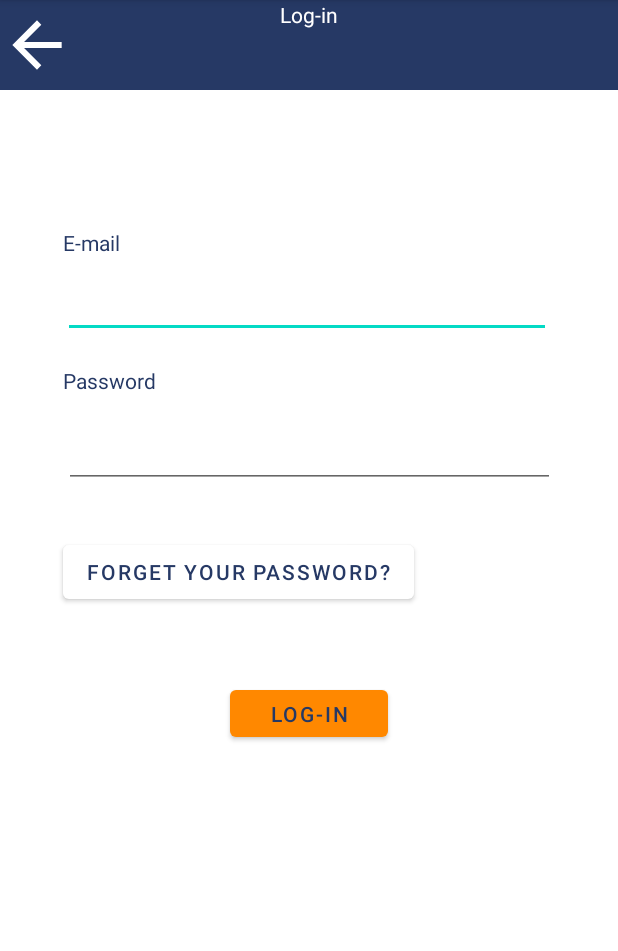
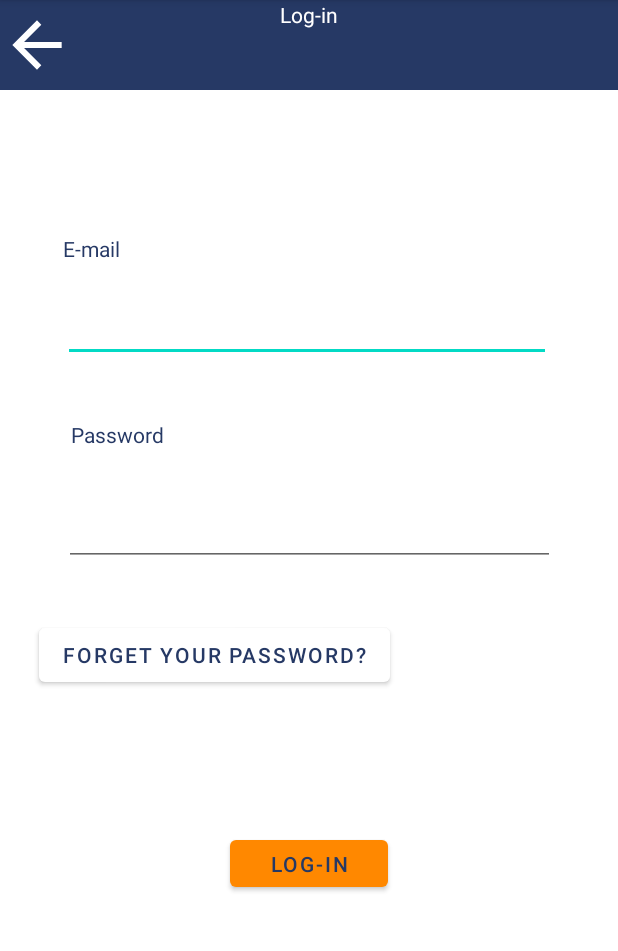
Before and after one commit to CyberSafe-gp/CyberSafeRepositry, an Android app: the ParentLogin screen opened directly, with no data from a screen before it, on a phone screen of 412 x 824 dp, the part 84-1035 px from its top. Run offline under Robolectric (Android 15) with nearby library versions, the phone set to English and light mode, and no system bars; our stand-ins replace Firebase (no records; nobody signed in at launch, a user with empty details on screens opened directly); libraries missing offline, so code that uses them is left out: com.onesignal.

Commit message:
luluus run

```diff
--- a/app/src/main/res/layout/activity_parent_login.xml
+++ b/app/src/main/res/layout/activity_parent_login.xml
@@ -45,7 +45,7 @@
         android:id="@+id/textView11"
         android:layout_width="140dp"
         android:layout_height="23dp"
-        android:layout_marginTop="92dp"
+        android:layout_marginTop="96dp"
         android:background="@color/white"
         android:text="E-mail"
         android:textColor="@color/blue"
@@ -58,11 +58,11 @@
         android:id="@+id/textView12"
         android:layout_width="140dp"
         android:layout_height="23dp"
-        android:layout_marginTop="184dp"
+        android:layout_marginTop="220dp"
         android:text="Password"
         android:textColor="@color/blue"
         app:layout_constraintEnd_toEndOf="parent"
-        app:layout_constraintHorizontal_bias="0.154"
+        app:layout_constraintHorizontal_bias="0.173"
         app:layout_constraintStart_toStartOf="parent"
         app:layout_constraintTop_toBottomOf="@+id/toolbar3" />
 
@@ -77,13 +77,13 @@
         app:layout_constraintEnd_toEndOf="parent"
         app:layout_constraintStart_toStartOf="parent"
         app:layout_constraintTop_toBottomOf="@+id/toolbar3"
-        app:layout_constraintVertical_bias="0.593" />
+        app:layout_constraintVertical_bias="0.743" />
 
     <EditText
         android:id="@+id/editTextTextEmailAddress"
         android:layout_width="325dp"
         android:layout_height="33dp"
-        android:layout_marginTop="132dp"
+        android:layout_marginTop="148dp"
         android:ems="10"
         android:inputType="textEmailAddress"
         app:layout_constraintEnd_toEndOf="parent"
@@ -101,14 +101,14 @@
         app:layout_constraintEnd_toEndOf="parent"
         app:layout_constraintStart_toStartOf="parent"
         app:layout_constraintTop_toBottomOf="@+id/toolbar3"
-        app:layout_constraintVertical_bias="0.345" />
+        app:layout_constraintVertical_bias="0.422" />
 
     <Button
         android:id="@+id/buttonForget"
         android:layout_width="wrap_content"
         android:layout_height="wrap_content"
-        android:layout_marginEnd="136dp"
-        android:layout_marginRight="136dp"
+        android:layout_marginEnd="152dp"
+        android:layout_marginRight="152dp"
         android:text="Forget your Password?"
         android:textColor="@color/blue"
 
@@ -116,6 +116,6 @@
         app:layout_constraintBottom_toBottomOf="parent"
         app:layout_constraintEnd_toEndOf="parent"
         app:layout_constraintTop_toBottomOf="@+id/toolbar3"
-        app:layout_constraintVertical_bias="0.451" />
+        app:layout_constraintVertical_bias="0.534" />
 
 </androidx.constraintlayout.widget.ConstraintLayout>
```
